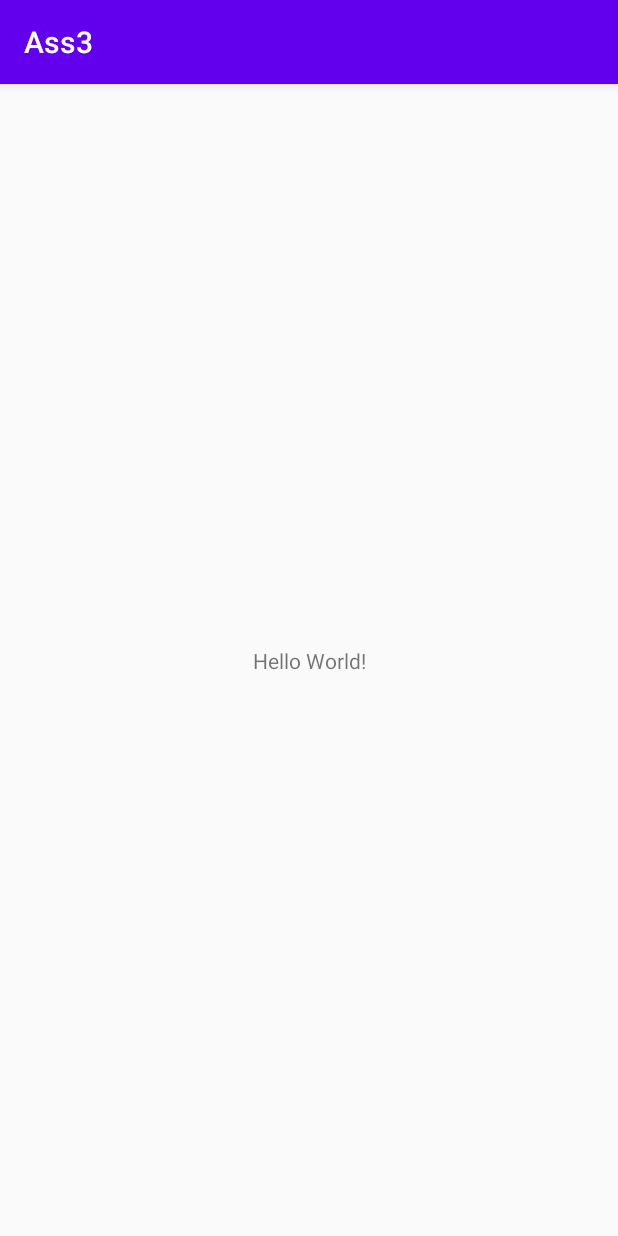
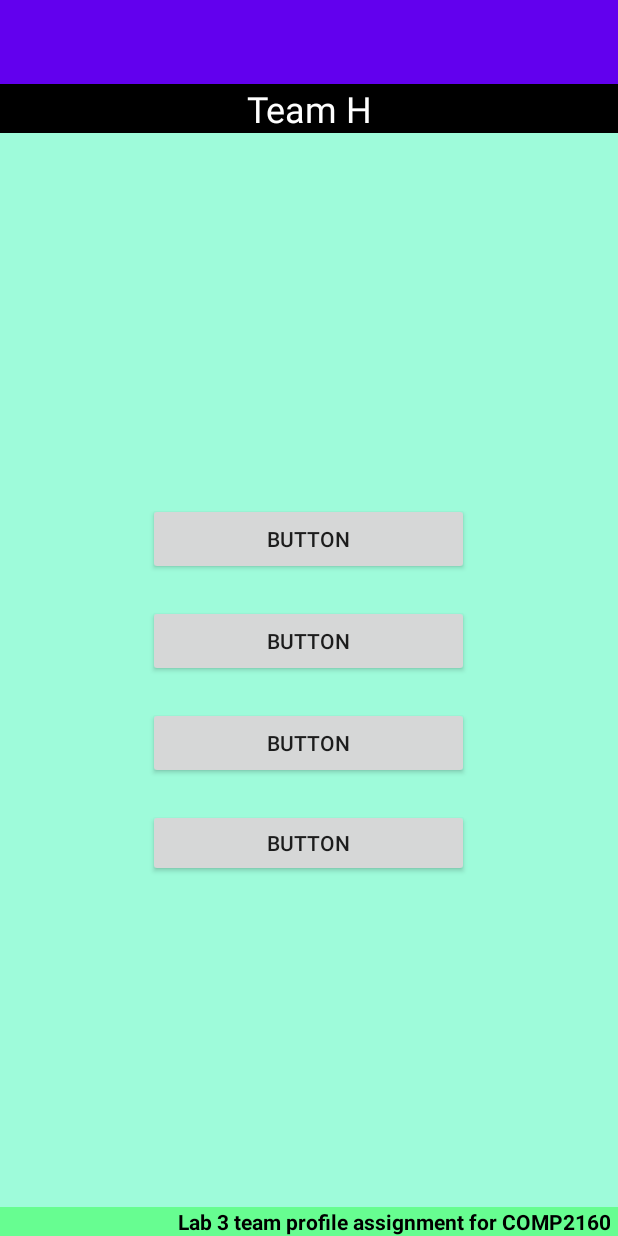
Before and after one commit to TitiMiti/Ass3TeamL, an Android app: the screen it shows after launch (MainActivity), on a phone screen of 412 x 824 dp. Run offline under Robolectric (Android 15) with nearby library versions, the phone set to English and light mode, and no system bars.

Commit message:
Basic design of the MainActivity. Title, footer and 4 buttons

```diff
--- a/app/build.gradle
+++ b/app/build.gradle
@@ -26,8 +26,10 @@ dependencies {
     implementation fileTree(dir: "libs", include: ["*.jar"])
     implementation 'androidx.appcompat:appcompat:1.2.0'
     implementation 'androidx.constraintlayout:constraintlayout:2.0.4'
+    implementation 'androidx.wear:wear:1.0.0'
     testImplementation 'junit:junit:4.12'
     androidTestImplementation 'androidx.test.ext:junit:1.1.2'
     androidTestImplementation 'androidx.test.espresso:espresso-core:3.3.0'
+    compileOnly 'com.google.android.wearable:wearable:2.6.0'
 
 }
--- a/app/src/main/AndroidManifest.xml
+++ b/app/src/main/AndroidManifest.xml
@@ -1,6 +1,10 @@
 <?xml version="1.0" encoding="utf-8"?>
 <manifest xmlns:android="http://schemas.android.com/apk/res/android"
     package="com.example.ass3">
+
+    <uses-permission android:name="android.permission.WAKE_LOCK" />
+
+    <uses-feature android:name="android.hardware.type.watch" />
 
     <application
         android:allowBackup="true"
@@ -9,6 +13,27 @@
         android:roundIcon="@mipmap/ic_launcher_round"
         android:supportsRtl="true"
         android:theme="@style/AppTheme">
+        <uses-library
+            android:name="com.google.android.wearable"
+            android:required="true" />
+
+        <!--
+               Set to true if your app is Standalone, that is, it does not require the handheld
+               app to run.
+        -->
+        <meta-data
+            android:name="com.google.android.wearable.standalone"
+            android:value="true" />
+
+        <activity
+            android:name=".MainActivity2"
+            android:label="@string/title_activity_main2">
+            <intent-filter>
+                <action android:name="android.intent.action.MAIN" />
+
+                <category android:name="android.intent.category.LAUNCHER" />
+            </intent-filter>
+        </activity>
         <activity android:name=".MainActivity">
             <intent-filter>
                 <action android:name="android.intent.action.MAIN" />
--- a/app/src/main/res/layout/activity_main.xml
+++ b/app/src/main/res/layout/activity_main.xml
@@ -4,15 +4,79 @@
     xmlns:tools="http://schemas.android.com/tools"
     android:layout_width="match_parent"
     android:layout_height="match_parent"
+    android:background="#9EFBDA"
     tools:context=".MainActivity">
 
     <TextView
-        android:layout_width="wrap_content"
+        android:id="@+id/textView"
+        android:layout_width="0dp"
         android:layout_height="wrap_content"
-        android:text="Hello World!"
-        app:layout_constraintBottom_toBottomOf="parent"
-        app:layout_constraintLeft_toLeftOf="parent"
-        app:layout_constraintRight_toRightOf="parent"
+        android:background="#000000"
+        android:gravity="center"
+        android:text="@string/app_logo_label"
+        android:textColor="#FFFFFF"
+        android:textSize="24sp"
+        app:layout_constraintEnd_toEndOf="parent"
+        app:layout_constraintStart_toStartOf="parent"
         app:layout_constraintTop_toTopOf="parent" />
 
+    <LinearLayout
+        android:layout_width="254dp"
+        android:layout_height="289dp"
+        android:orientation="vertical"
+        android:padding="10sp"
+        app:layout_constraintBottom_toBottomOf="parent"
+        app:layout_constraintEnd_toEndOf="parent"
+        app:layout_constraintHorizontal_bias="0.497"
+        app:layout_constraintStart_toStartOf="parent"
+        app:layout_constraintTop_toBottomOf="@+id/textView"
+        app:layout_constraintVertical_bias="0.508">
+
+        <Button
+            android:id="@+id/button2"
+            android:layout_width="match_parent"
+            android:layout_height="wrap_content"
+            android:layout_margin="10sp"
+            android:text="@string/button_1" />
+
+        <Button
+            android:id="@+id/button3"
+            android:layout_width="match_parent"
+            android:layout_height="wrap_content"
+            android:layout_margin="10sp"
+            android:text="@string/button_2" />
+
+        <Button
+            android:id="@+id/button4"
+            android:layout_width="match_parent"
+            android:layout_height="wrap_content"
+            android:layout_margin="10sp"
+            android:text="@string/button_3" />
+
+        <Button
+            android:id="@+id/button5"
+            android:layout_width="match_parent"
+            android:layout_height="wrap_content"
+            android:layout_margin="10sp"
+            android:text="@string/button_4" />
+    </LinearLayout>
+
+    <TextView
+        android:id="@+id/bottom_label"
+        android:layout_width="0dp"
+        android:layout_height="wrap_content"
+        android:background="#5900FF0A"
+        android:clickable="false"
+        android:paddingStart="0sp"
+        android:paddingEnd="5sp"
+        android:text="@string/bottom_label"
+        android:textAlignment="viewEnd"
+        android:textColor="#000000"
+        android:textSize="14sp"
+        android:textStyle="bold"
+        app:layout_constraintBottom_toBottomOf="parent"
+        app:layout_constraintEnd_toEndOf="parent"
+        app:layout_constraintHorizontal_bias="0.524"
+        app:layout_constraintStart_toStartOf="parent" />
+
 </androidx.constraintlayout.widget.ConstraintLayout>
--- a/app/src/main/res/values/strings.xml
+++ b/app/src/main/res/values/strings.xml
@@ -1,3 +1,9 @@
+<?xml version="1.0" encoding="utf-8"?>
 <resources>
-    <string name="app_name">Ass3</string>
+    <string name="app_logo_label">Team H</string>
+    <string name="button_1">Button</string>
+    <string name="button_2">Button</string>
+    <string name="button_3">Button</string>
+    <string name="button_4">Button</string>
+    <string name="bottom_label">Lab 3 team profile assignment for COMP2160</string>
 </resources>
--- a/build.gradle
+++ b/build.gradle
@@ -5,7 +5,7 @@ buildscript {
         jcenter()
     }
     dependencies {
-        classpath "com.android.tools.build:gradle:4.0.1"
+        classpath 'com.android.tools.build:gradle:4.1.1'
 
         // NOTE: Do not place your application dependencies here; they belong
         // in the individual module build.gradle files
```
Also changed, not shown: gradle/wrapper/gradle-wrapper.properties.
